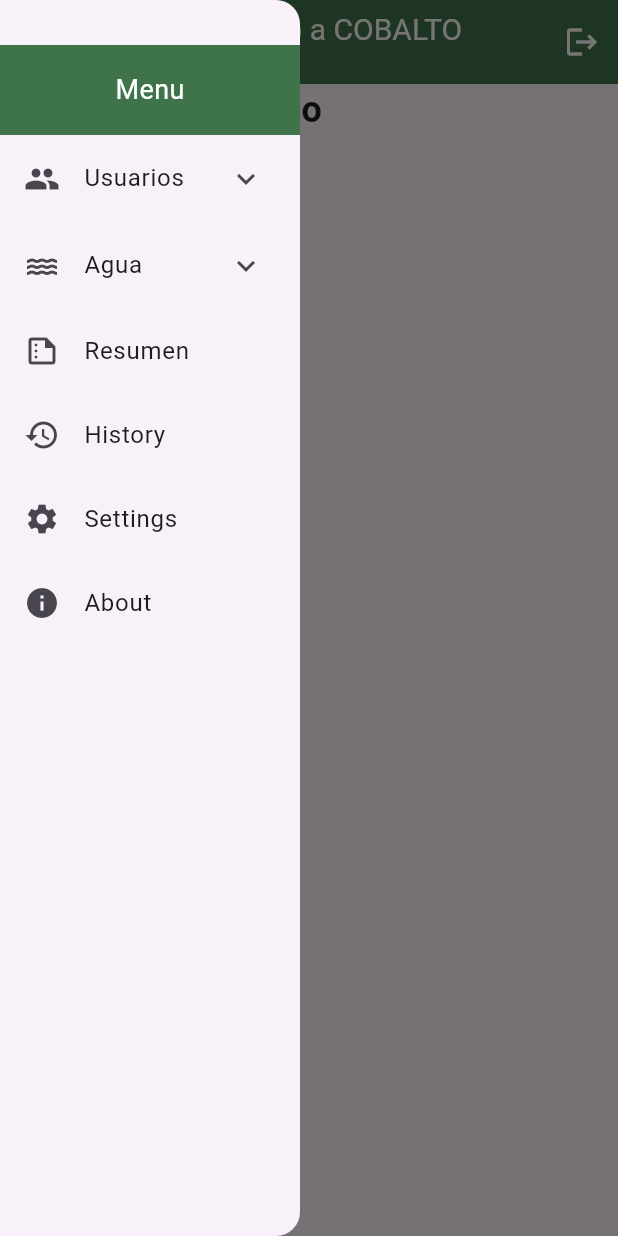
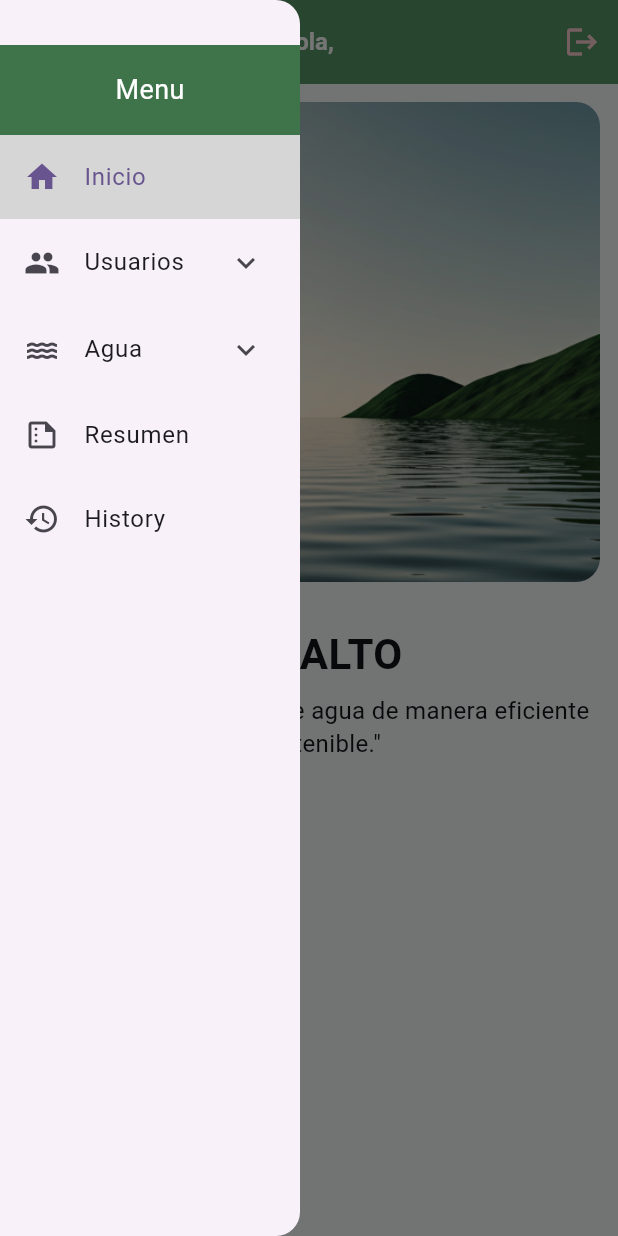
Before and after one commit to cuzcoromo/cobalto, a Flutter app: the HomeOne screen opened directly, in the side drawer, after a tap on the "menu" icon, on a phone screen of 412 x 824 dp. Run offline on Flutter 3.47's test engine with Material 3 defaults, Android fonts, the light colour scheme and no system bars; our stand-ins replace another_flushbar, cloud_firestore, firebase_auth, firebase_core, firebase_database, firebase_storage and 7 more; missing offline and left inert: random_name_generator; accounts and stored records are empty; generated files the repository leaves out were written again.

```diff
--- a/lib/screens/app/home_one.dart
+++ b/lib/screens/app/home_one.dart
@@ -25,12 +25,12 @@ class HomeOne extends ConsumerWidget {
   @override
   Widget build(BuildContext context, WidgetRef ref) {
     final user = ref.watch(authProvider);
+    final name = user?.email?.split('@').first;
     // final selectedIndexMenu = ref.watch(selectedIndex);
     final selectedIndexMenu = ref.watch(optionNavigationProvider);
 
     List<Widget> pages = [
-      // const Center(child: Text('Administra tus tareas')),
-      AnimatedUnderline(),
+      WelcomePage(),
       UsersRegister(),
       UsersList(),
       AguaConsumo(),
@@ -39,11 +39,13 @@ class HomeOne extends ConsumerWidget {
       Resumen(),
     ];
 
-    void onDrawerItem(int index) async{
+    void onDrawerItem(int index) async {
       // Espera un poco para que se vea la animación
       await Future.delayed(const Duration(milliseconds: 300));
       Navigator.pop(context); // Cierra el drawer después de seleccionar un ítem
-      ref.read(optionNavigationProvider.notifier).setOption(index); // Actualiza el índice seleccionado
+      ref
+          .read(optionNavigationProvider.notifier)
+          .setOption(index); // Actualiza el índice seleccionado
     }
 
     return Scaffold(
@@ -57,26 +59,38 @@ class HomeOne extends ConsumerWidget {
               ),
         ),
         centerTitle: true,
-        backgroundColor: const Color(0xFF3f744a),
+        // backgroundColor: const Color(0xFF3f744a),
+        backgroundColor: const Color(0xFF589966),
         title: Column(
           mainAxisAlignment: MainAxisAlignment.center,
           crossAxisAlignment: CrossAxisAlignment.center,
           children: [
-            const Text(
-              'Bienvenido a COBALTO',
-              style: TextStyle(fontSize: 20, color: Colors.white),
-            ),
-            const SizedBox(width: 10),
-            Text(
-              '${user?.email}',
-              style: const TextStyle(fontSize: 14, color: Colors.white60),
+            RichText(
+              text: TextSpan(
+                children: [
+                  TextSpan(
+                    text: 'Hola, ',
+                    style: const TextStyle(
+                      fontSize: 16,
+                      fontWeight: FontWeight.bold,
+                    ),
+                  ),
+                  TextSpan(
+                    text: name,
+                    style: TextStyle(
+                      decoration: TextDecoration.underline,
+                      decorationThickness: 1.0,
+                    ),
+                  ),
+                ],
+              ),
             ),
           ],
         ),
         actions: [
           IconButton(
             icon: const Icon(Icons.logout),
-            color: Colors.white,
+            color: Colors.red[100],
             onPressed: () async {
               try {
                 await ref.read(authProvider.notifier).logout();
@@ -118,7 +132,7 @@ class MyDrawer extends StatelessWidget {
     final selectedIndex = ref.watch(optionNavigationProvider);
 
     // logica para determinar  que grupo expandir
-    final  isUsuariosExpanded = selectedIndex == 1 || selectedIndex == 2;
+    final isUsuariosExpanded = selectedIndex == 1 || selectedIndex == 2;
     final isAguaExpanded = selectedIndex >= 3 && selectedIndex <= 5;
 
     return Drawer(
@@ -137,6 +151,17 @@ class MyDrawer extends StatelessWidget {
             ),
           ),
 
+          ListTile(
+            leading: const Icon(Icons.home),
+            title: const Text('Inicio'),
+            selected: selectedIndex == 0,
+            selectedTileColor: Colors.grey[350],
+            onTap: () {
+              ref.read(optionNavigationProvider.notifier).setOption(0);
+              onDrawerItem(0);
+            },
+          ),
+
           //todo Usuarios
           ExpansionTile(
             initiallyExpanded: isUsuariosExpanded,
@@ -146,12 +171,12 @@ class MyDrawer extends StatelessWidget {
               ListTile(
                 leading: Icon(Icons.add),
                 title: const Text('Registar'),
-                selected:  selectedIndex == 1,
+                selected: selectedIndex == 1,
                 selectedTileColor: Colors.grey[350],
                 onTap: () {
                   ref.read(optionNavigationProvider.notifier).setOption(1);
                   onDrawerItem(1);
-                }
+                },
               ),
               ListTile(
                 leading: const Icon(Icons.list),
@@ -172,45 +197,41 @@ class MyDrawer extends StatelessWidget {
             title: const Text('Agua'),
             children: [
               ListTile(
-                leading: Icon(
-                  Icons.water_damage_outlined,
-                ),
+                leading: Icon(Icons.water_damage_outlined),
                 title: const Text('Consumo'),
                 selected: selectedIndex == 3,
                 selectedTileColor: Colors.grey[350],
-                onTap: (){
+                onTap: () {
                   ref.read(optionNavigationProvider.notifier).setOption(3);
                   onDrawerItem(3);
-                }
+                },
               ),
               ListTile(
-                leading: Icon(
-                  Icons.water_drop_outlined,
-                ),
+                leading: Icon(Icons.water_drop_outlined),
                 selected: selectedIndex == 4,
                 selectedTileColor: Colors.grey[350],
                 title: const Text('Riego'),
                 onTap: () {
                   ref.read(optionNavigationProvider.notifier).setOption(4);
                   onDrawerItem(4);
-                }
+                },
               ),
               ListTile(
                 leading: Icon(Icons.monetization_on_outlined),
                 title: const Text('Cobros'),
                 selected: selectedIndex == 5,
                 selectedTileColor: Colors.grey[350],
-                onTap: (){
+                onTap: () {
                   ref.read(optionNavigationProvider.notifier).setOption(5);
                   onDrawerItem(5);
-                }
+                },
               ),
             ],
           ),
           ListTile(
             leading: const Icon(Icons.summarize_outlined),
             title: const Text('Resumen'),
-            selected: selectedIndex ==6,
+            selected: selectedIndex == 6,
             selectedTileColor: Colors.grey[350],
             onTap: () => onDrawerItem(6),
           ),
@@ -220,23 +241,23 @@ class MyDrawer extends StatelessWidget {
             selected: selectedIndex == 7,
             selectedTileColor: Colors.grey[350],
             // onTap: () => onDrawerItem(7),
-            onTap: (){
+            onTap: () {
               Navigator.push(
                 context,
-                MaterialPageRoute(builder: (_) => History())
-                );
-            }
+                MaterialPageRoute(builder: (_) => History()),
+              );
+            },
           ),
-          ListTile(
-            leading: const Icon(Icons.settings),
-            title: const Text('Settings'),
-            onTap: () => onDrawerItem(1),
-          ),
-          ListTile(
-            leading: const Icon(Icons.info),
-            title: const Text('About'),
-            onTap: () => onDrawerItem(2),
-          ),
+          // ListTile(
+          //   leading: const Icon(Icons.settings),
+          //   title: const Text('Settings'),
+          //   onTap: () => onDrawerItem(1),
+          // ),
+          // ListTile(
+          //   leading: const Icon(Icons.info),
+          //   title: const Text('About'),
+          //   onTap: () => onDrawerItem(2),
+          // ),
         ],
       ),
     );
--- a/lib/screens/app/presentation.dart
+++ b/lib/screens/app/presentation.dart
@@ -1,131 +1,111 @@
-
-
 import 'package:flutter/material.dart';
 
-class AnimatedUnderline extends StatefulWidget {
-  const AnimatedUnderline({super.key});
-
-  @override
-  State<AnimatedUnderline> createState() => _AnimatedUnderlineState();
-}
-
-class _AnimatedUnderlineState extends State<AnimatedUnderline>
-    with SingleTickerProviderStateMixin {
-  late AnimationController _controller;
-  late Animation<double> _animation;
-
-  static const double lineWidth = 250.0;
-  static const double circleRadius = 6.0;
-
-
-  @override
-  void initState() {
-    super.initState();
-    _controller = AnimationController(
-      vsync: this,
-      duration: const Duration(seconds: 5),
-    )..repeat(reverse: true); // bucle de ida y vuelta
-
-    _animation = Tween<double>(begin:lineWidth  - circleRadius, end: 0.0)
-        .animate(CurvedAnimation(parent: _controller, curve: Curves.easeInOut));
-
-
-  }
-
-  @override
-  void dispose() {
-    _controller.dispose();
-    super.dispose();
-
-  }
+class WelcomePage extends StatelessWidget {
+  const WelcomePage({super.key});
 
   @override
   Widget build(BuildContext context) {
-
-    return Column(
-      crossAxisAlignment: CrossAxisAlignment.start,
-      children: [
-        const Text(
-          "Registro de usuario",
-          style: TextStyle(fontSize: 24, fontWeight: FontWeight.bold),
+    return Scaffold(
+      backgroundColor: const Color(0xFFF9FAFB), // bg-gray-50
+      body: SafeArea(
+        child: Column(
+          mainAxisAlignment:
+              MainAxisAlignment.spaceBetween, // igual que justify-between
+          children: [
+            Column(
+              children: [
+                Padding(
+                  padding: const EdgeInsets.all(
+                    12,
+                  ), // @[480px]:px-4 @[480px]:py-3
+                  child: ClipRRect(
+                    borderRadius: BorderRadius.circular(
+                      16,
+                    ), // @[480px]:rounded-xl
+                    child: Container(
+                      height: 320, // min-h-80
+                      width: double.infinity,
+                      decoration: const BoxDecoration(
+                        image: DecorationImage(
+                          fit: BoxFit.cover,
+                          alignment: Alignment.center,
+                          image: AssetImage('images/presentation.png'),
+                        ),
+                        color: Color(0xFFF9FAFB),
+                      ),
+                    ),
+                  ),
+                ),
+                const SizedBox(height: 20),
+                const Padding(
+                  padding: EdgeInsets.symmetric(horizontal: 16),
+                  child: Text(
+                    'COBALTO',
+                    textAlign: TextAlign.center,
+                    style: TextStyle(
+                      color: Color(0xFF101418),
+                      fontSize: 28,
+                      fontWeight: FontWeight.bold,
+                      height: 1.2,
+                    ),
+                  ),
+                ),
+                const SizedBox(height: 8),
+                const Padding(
+                  padding: EdgeInsets.symmetric(horizontal: 16),
+                  child: Text(
+                    '"Gestiona tu consumo de agua de manera eficiente y sostenible."',
+                    textAlign: TextAlign.center,
+                    style: TextStyle(
+                      color: Color(0xFF101418),
+                      fontSize: 16,
+                      fontWeight: FontWeight.normal,
+                      height: 1.4,
+                    ),
+                  ),
+                ),
+              ],
+            ),
+            // Column(
+            //   children: [
+            //     Padding(
+            //       padding: const EdgeInsets.symmetric(
+            //         horizontal: 16,
+            //         vertical: 12,
+            //       ),
+            //       child: SizedBox(
+            //         width: double.infinity,
+            //         child: ElevatedButton(
+            //           style: ElevatedButton.styleFrom(
+            //             foregroundColor: const Color(0xFF101418),
+            //             backgroundColor: const Color(0xFFb2cae5),
+            //             shape: RoundedRectangleBorder(
+            //               borderRadius: BorderRadius.circular(
+            //                 100,
+            //               ), // rounded-full
+            //             ),
+            //             padding: const EdgeInsets.symmetric(horizontal: 20),
+            //             minimumSize: const Size.fromHeight(48), // h-12
+            //             textStyle: const TextStyle(
+            //               fontWeight: FontWeight.bold,
+            //               fontSize: 16,
+            //               letterSpacing: 0.24,
+            //             ),
+            //           ),
+            //           onPressed: () {},
+            //           child: const Text(
+            //             'Get Started',
+            //             overflow: TextOverflow.ellipsis,
+            //           ),
+            //         ),
+            //       ),
+            //     ),
+            //     const SizedBox(height: 20), // h-5
+            //   ],
+            // ),
+          ],
         ),
-        const SizedBox(height: 16),
-        SizedBox(
-          width: lineWidth,
-          height: 20,
-          child: AnimatedBuilder(
-            animation: _animation,
-            builder: (context, child) {
-              bool directiopoint = _controller.status == AnimationStatus.forward;
-              return CustomPaint(
-                painter: LineWithTrailPainter(_animation.value, directiopoint),
-              );
-            },
-          ),
-        ),
-      ],
+      ),
     );
   }
 }
-
-class LineWithTrailPainter extends CustomPainter {
-  final double circleX;
-  final bool directiopoint;
-
-
-  LineWithTrailPainter(this.circleX, this.directiopoint);
-  @override
-  void paint(Canvas canvas, Size size) {
-    final paintLine = Paint()
-      ..color = Colors.grey.shade400
-      // ..color = Colors.white12
-      ..strokeWidth = 0.1;
-
-    final paintTrail = Paint()
-      // ..color = Colors.blueAccent
-      ..color = Color(0xFF3f744a)
-      ..strokeWidth = 2;
-
-    final paintCircle = Paint()
-      // ..color = Colors.blue
-      ..color = Color(0xFF3f744a)
-      ..style = PaintingStyle.fill;
-
-
-    // Línea base
-    // canvas.drawLine(Offset(0, size.height / 2),
-    //     Offset(size.width, size.height / 2), paintLine);
-
-    // Estela (de círculo hacia atrás)
-    if(directiopoint){
-      canvas.drawLine(
-        Offset(circleX + 20, size.height / 2),
-        Offset(circleX, size.height / 2),
-        paintTrail
-        );
-    }else{
-    canvas.drawLine(
-      Offset(circleX - 20, size.height / 2),
-      Offset(circleX, size.height / 2),
-      // Offset(size.width, size.height / 2),
-      paintTrail
-      );
-    }
-
-    // canvas.drawLine(Offset(0, size.height / 2),
-    //     Offset(size.width, size.height / 2), paintTrail);
-
-
-    // Círculo que se mueve
-    canvas.drawCircle(Offset(circleX, size.height / 2), 4, paintCircle);
-  }
-
-  @override
-
-
-  @override
-  bool shouldRepaint(covariant LineWithTrailPainter oldDelegate) =>
-      oldDelegate.circleX != circleX;
-
-
-}
--- a/lib/theme_colors.dart
+++ b/lib/theme_colors.dart
@@ -1,13 +1,27 @@
-
 import 'package:flutter/material.dart';
 
 extension ColorsUi on ColorScheme {
-  Color get primaryColor => brightness == Brightness.light ? Colors.blue : Colors.lightBlue;  // Versión para modo oscuro
-  Color get secondaryColor => brightness == Brightness.light ? Colors.green : Colors.white;  // Versión para modo oscuro
-  Color get background1 => brightness == Brightness.light ? Color(0xFF3f744a) : Colors.white;  // Versión para modo oscuro
-  Color get background2 => brightness == Brightness.light ? Color(0xFFdae5dd) : Colors.white;  // Versión para modo oscuro
-  Color get text1 => brightness == Brightness.light ? Color(0xFF3f744a) : Colors.white;  // Versión para modo oscuro
+  Color get primaryColor =>
+      brightness == Brightness.light
+          ? Colors.blue
+          : Colors.lightBlue; // Versión para modo oscuro
+  Color get secondaryColor =>
+      brightness == Brightness.light
+          ? Colors.green
+          : Colors.white; // Versión para modo oscuro
+  // Color get background1 => brightness == Brightness.light ? Color(0xFF3f744a) : Colors.white;  // Versión para modo oscuro
+  Color get background1 =>
+      brightness == Brightness.light
+          ? Color(0xFF589966)
+          : Colors.white; // Versión para modo oscuro
+  Color get background2 =>
+      brightness == Brightness.light
+          ? Color(0xFFdae5dd)
+          : Colors.white; // Versión para modo oscuro
+  Color get text1 =>
+      brightness == Brightness.light
+          ? Color(0xFF3f744a)
+          : Colors.white; // Versión para modo oscuro
   Color get text2 => Colors.white60;
   Color get errorColor => Colors.red;
-
 }
```
Also changed, not shown: images/presentation.png (added), 14 other files.
